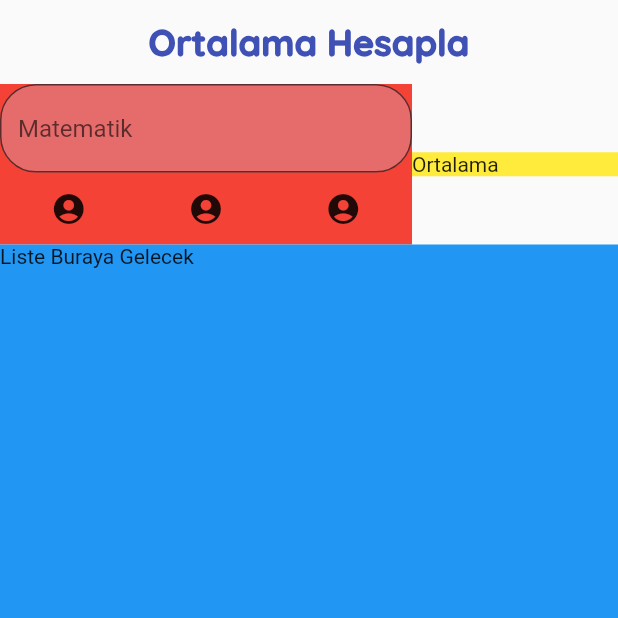
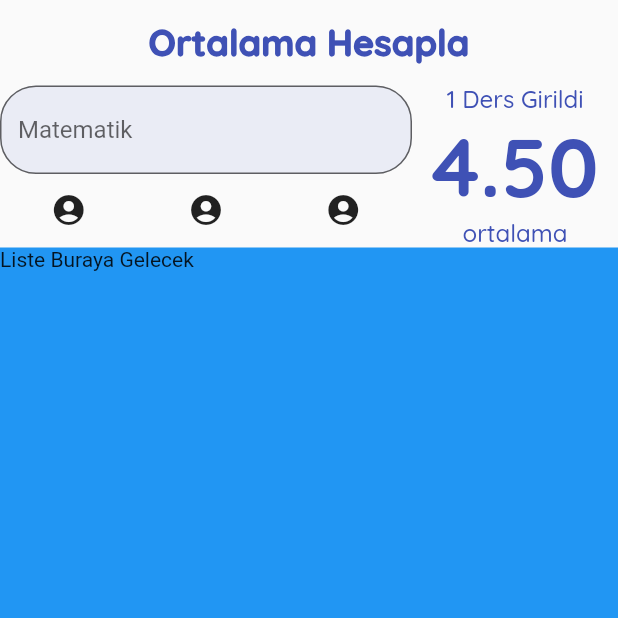
Before and after one commit to tahaturan/flutter_ortalama_hesapla, a Flutter app: the screen it shows after launch, on a phone screen of 412 x 824 dp, the top half of it. Run offline on Flutter 3.47's test engine with Material 2 defaults, Android fonts, the phone set to English and light mode, and no system bars; our stand-ins replace google_fonts; missing offline and left inert: dart:ffi.

Commit message:
ortalama goster widgeti yapildi

```diff
--- a/lib/constants/app_constant.dart
+++ b/lib/constants/app_constant.dart
@@ -11,4 +11,14 @@
     color: anaRenk,
   );
   static BorderRadius borderRadius = BorderRadius.circular(24);
+  static final TextStyle ortalamaTextStyle = GoogleFonts.quicksand(
+    fontSize: 16,
+    fontWeight: FontWeight.w500,
+    color: anaRenk,
+  );
+  static final TextStyle ortalamaStyle = GoogleFonts.quicksand(
+    fontSize: 55,
+    fontWeight: FontWeight.w800,
+    color: anaRenk,
+  );
 }
--- /dev/null
+++ b/lib/widgets/ortalama_goster.dart
@@ -0,0 +1,34 @@
+import 'dart:ffi';
+
+import 'package:flutter/material.dart';
+import 'package:flutter_ortalama_hesapla/constants/app_constant.dart';
+
+class OrtalamaGoster extends StatelessWidget {
+  final double ortalama;
+  final int dersSayisi;
+  const OrtalamaGoster(
+      {required this.dersSayisi, required this.ortalama, Key? key})
+      : super(key: key);
+
+  @override
+  Widget build(BuildContext context) {
+    return Column(
+      mainAxisAlignment: MainAxisAlignment.center,
+      crossAxisAlignment: CrossAxisAlignment.center,
+      children: [
+        Text(
+          dersSayisi > 0 ? "$dersSayisi Ders Girildi" : "Ders Seciniz",
+          style: Constants.ortalamaTextStyle,
+        ),
+        Text(
+          ortalama >= 0 ? ortalama.toStringAsFixed(2) : "0.0",
+          style: Constants.ortalamaStyle,
+        ),
+        Text(
+          "ortalama",
+          style: Constants.ortalamaTextStyle,
+        ),
+      ],
+    );
+  }
+}
--- a/lib/widgets/ortalama_hesapla_page.dart
+++ b/lib/widgets/ortalama_hesapla_page.dart
@@ -1,5 +1,6 @@
 import 'package:flutter/material.dart';
 import 'package:flutter_ortalama_hesapla/constants/app_constant.dart';
+import 'package:flutter_ortalama_hesapla/widgets/ortalama_goster.dart';
 
 class OrtalamaHesaplaPage extends StatefulWidget {
   const OrtalamaHesaplaPage({Key? key}) : super(key: key);
@@ -31,17 +32,11 @@
               children: [
                 Expanded(
                   flex: 2,
-                  child: Container(
-                    color: Colors.red,
-                    child: buildForm(),
-                  ),
+                  child: buildForm(),
                 ),
-                Expanded(
+                const Expanded(
                   flex: 1,
-                  child: Container(
-                    color: Colors.yellow,
-                    child: const Text("Ortalama"),
-                  ),
+                  child: OrtalamaGoster(dersSayisi: 1, ortalama: 4.5),
                 ),
               ],
             ),
```
